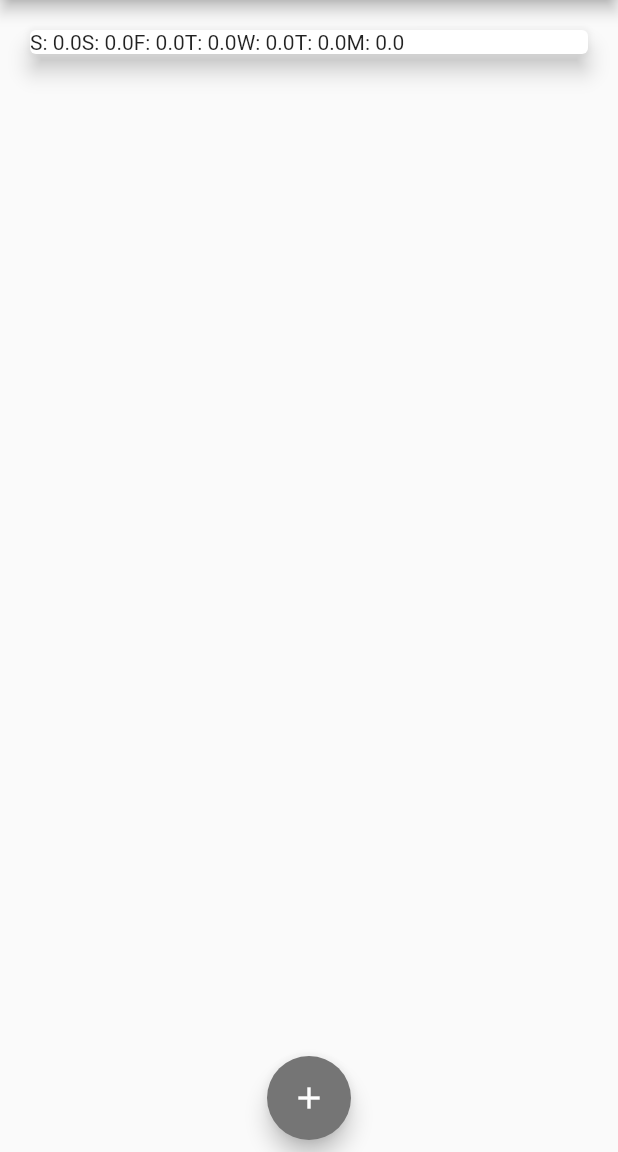
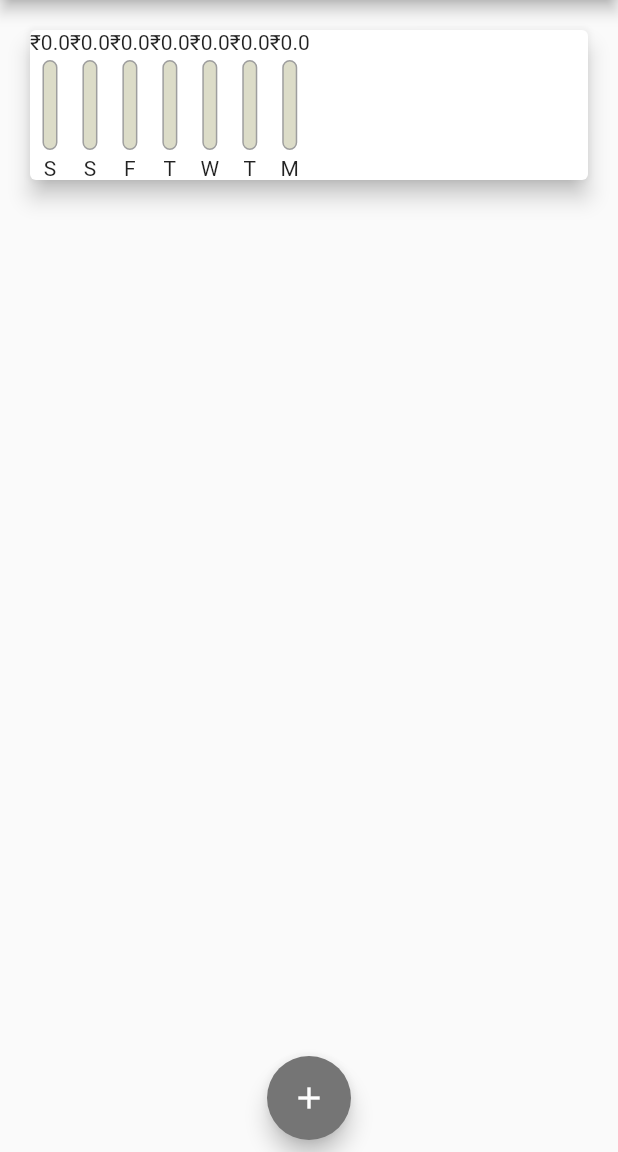
Before and after one commit to Bhavleenk/Personal_Expense_App, a Flutter app: the screen it shows after launch, on a phone screen of 412 x 824 dp, the part 84-1236 px from its top. Run offline on Flutter 3.47's test engine with Material 2 defaults, Android fonts, the phone set to English and light mode, and no system bars; Roboto replaces fonts that are missing (Open Sans).

Commit message:
personal_expense

```diff
--- a/lib/widgets/chart.dart
+++ b/lib/widgets/chart.dart
@@ -1,13 +1,15 @@
 import 'package:flutter/material.dart';
 import 'package:intl/intl.dart';
+import 'package:personalexpense/widgets/chart_bar.dart';
 
+import './chart_bar.dart';
 import '../models/transaction.dart';
 
 class Chart extends StatelessWidget {
   final List<Transaction> recentTransactions;
   Chart(this.recentTransactions);
 
-  List<Map<String, Object>> get groupedTransactionValues {
+  List<Map<String, dynamic>> get groupedTransactionValues {
     return List.generate(7, (index) {
       final weekDay = DateTime.now().subtract(
         Duration(days: index),
@@ -29,6 +31,12 @@ class Chart extends StatelessWidget {
     });
   }
 
+  double get totalSpending {
+    return groupedTransactionValues.fold(0.0, (sum, item) {
+      return sum + item['amount'];
+    });
+  }
+
   @override
   Widget build(BuildContext context) {
     print(groupedTransactionValues);
@@ -37,7 +45,8 @@ class Chart extends StatelessWidget {
       margin: EdgeInsets.all(20),
       child: Row(
         children: groupedTransactionValues.map((data) {
-          return Text('${data['day']}: ${data['amount']}');
+          return ChartBar(data['day'], data['amount'],
+              (data['amount'] as double) / totalSpending);
         }).toList(),
       ),
     );
```
